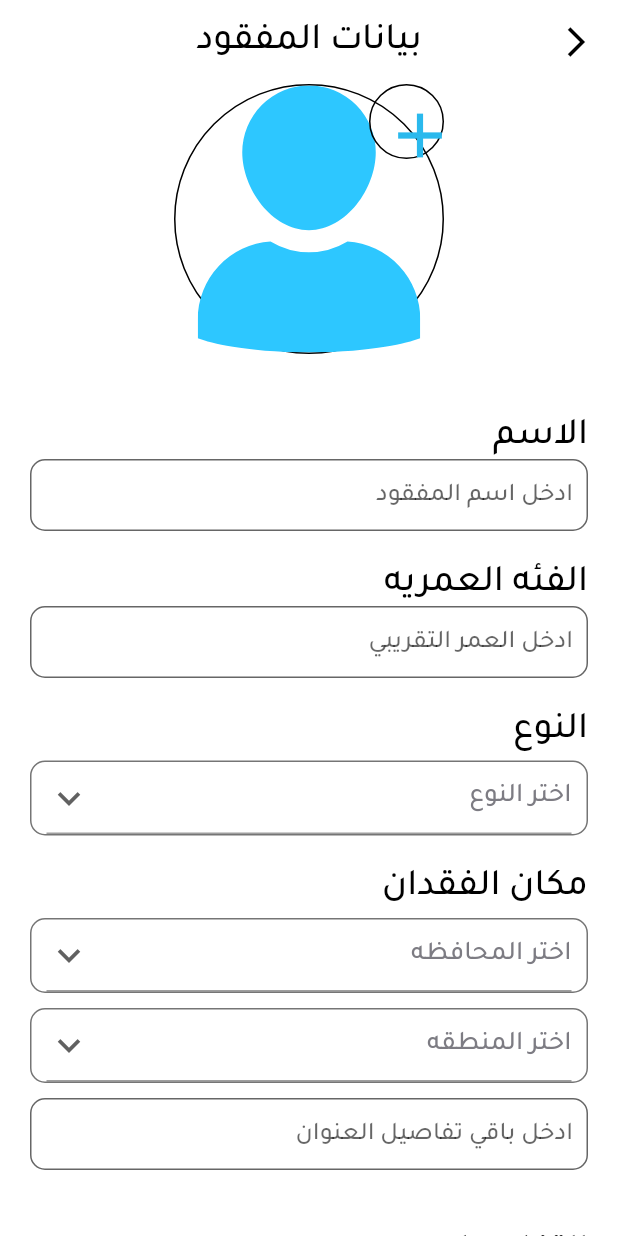
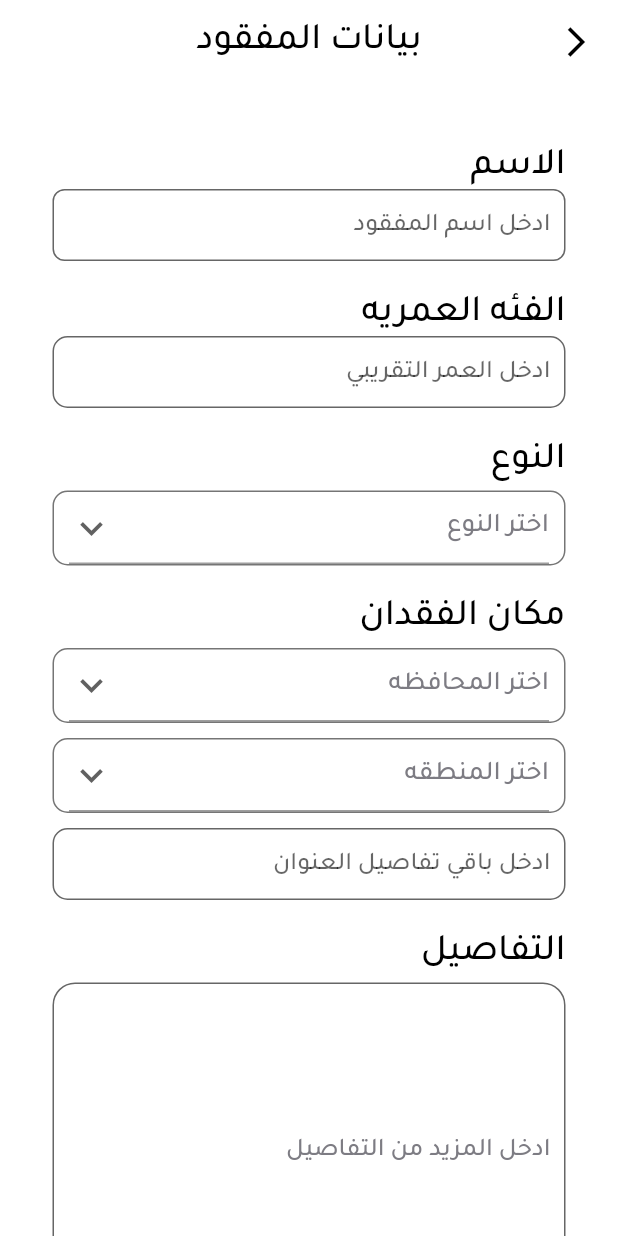
Before and after one commit to Mostafa-Osman/lost_app, a Flutter app: the LostPersonDataScreen screen opened directly, on a phone screen of 412 x 824 dp. Run offline on Flutter 3.47's test engine with Material 2 defaults, Android fonts, the light colour scheme and no system bars; our stand-ins replace carousel_slider, flutter_bloc, flutter_svg, flutter_switch, hexcolor, lottie and 3 more; missing offline and left inert: countries_utils.

Commit message:
no commit

```diff
--- a/lib/main.dart
+++ b/lib/main.dart
@@ -7,7 +7,9 @@ import 'package:lost_app/modules/processing/processing_page.dart';
 import 'package:lost_app/modules/splash/splash_screen.dart';
 import 'package:lost_app/shared/styles/color.dart';
 import 'modules/login/login_cubit/cubit.dart';
+import 'modules/lost_person_data/ui/lost_person_data.dart';
 import 'modules/post/post.dart';
+import 'modules/posts_found/ui/posts_found.dart';
 
 void main() {
   runApp(MyApp());
@@ -30,7 +32,7 @@ class MyApp extends StatelessWidget {
           supportedLocales: [
             Locale('ar', ''),
           ],
-          home: HomeLayout(),
+          home: LostPersonDataScreen(),
         ));
   }
 }
--- a/lib/modules/lost_person_data/ui/lost_person_data.dart
+++ b/lib/modules/lost_person_data/ui/lost_person_data.dart
@@ -1,7 +1,10 @@
 import 'dart:ui';
 
+import 'package:carousel_slider/carousel_slider.dart';
+import 'package:flutter/cupertino.dart';
 import 'package:flutter/material.dart';
 import 'package:countries_utils/countries_utils.dart';
+import 'package:flutter/rendering.dart';
 import 'package:flutter_svg/svg.dart';
 import 'package:lost_app/shared/components/raised_button_class.dart';
 import 'package:lost_app/shared/components/text_class.dart';
@@ -22,7 +25,9 @@ class _LostPersonDataScreenState extends State<LostPersonDataScreen> {
   var personName = TextEditingController();
 
   var personAge = TextEditingController();
-
+  var moreTitleDetails = TextEditingController();
+  var detailBox = TextEditingController();
+  var photo = [41];
   String? selectedValue;
 
   final List<Country> countries = Countries.all();
@@ -42,62 +47,126 @@ class _LostPersonDataScreenState extends State<LostPersonDataScreen> {
         child: Container(
           color: white,
           width: double.infinity,
+          child: Padding(
+            padding: const EdgeInsets.only(top: 20.0, right: 35, left: 35),
             child: Column(
+              crossAxisAlignment: CrossAxisAlignment.start,
               children: [
-                Stack(
-                    children: [
-                  Container(
+                //set name, age, country,...
+                buildForm(),
+                SizedBox(height: 20),
+                //add more photo
+                Padding(
+                  padding: const EdgeInsets.only(top: 20.0, bottom: 20),
+                  child: TextClass(
+                    textAlign: TextAlign.start,
+                    text: 'اضافه صوره او اكثر',
+                    fontSize: 25,
+                  ),
+                ),
+                // add picture
+                Align(
+                  alignment: Alignment.center,
+                  child: Container(
+                    height: 180,
+                    child: ListView.builder(
+                      scrollDirection: Axis.horizontal,
+                      itemCount: 5,
+                      itemBuilder: (context, index) {
+                        return index == 0
+                            ? Padding(
+                            padding: const EdgeInsets.only(left: 10.0),
+                            child: addPicture('assets/images/osman.jpg'))
+                            : Padding(
+                          padding: const EdgeInsets.only(left: 10.0),
+                          child: ClipOval(
+                            child: Image.asset(
+                              'assets/images/IMG20201116145812.jpg',
                               height: 180,
                               width: 180,
+                              fit: BoxFit.cover,
+                              //color: Colors.white,
+                            ),
+                          ),
+                        );
+                      },
+                    ),
+                  ),
+                  //addPicture('assets/images/osman.jpg'),
+                ),
+                Padding(
+                  padding: const EdgeInsets.only(top: 30, bottom: 30),
+                  child: RaisedButtonClass(
+                      onPressed: () {
+                        if (_formKey.currentState!.validate()) print('ok');
+                      },
+                      text: "نشر",
+                      textColor: white),
+                ),
+              ],
+            ),
+          ),
+        ),
+      ),
+    );
+  }
+
+  addPicture(imageUrl) {
+    return Stack(alignment: Alignment.bottomRight, children: [
+      Container(
         decoration: BoxDecoration(
           border: Border.all(
             color: black,
-                        width: 1,
+            width: 1.3,
           ),
           shape: BoxShape.circle,
         ),
-                    child: SvgPicture.asset('assets/images/person.svg'),
-
+        child: ClipOval(
+          child: Image.asset(
+            imageUrl,
+            height: 180,
+            width: 180,
+            fit: BoxFit.cover,
+            //color: Colors.white,
+          ),
+        ),
       ),
       Container(
-                          height:50,
+        child: Container(
+          height: 50,
           width: 50,
-                          decoration: BoxDecoration(
-                            border: Border.all(
-                              color: black,
-                              width: 1,
+          child: InkWell(
+            child: SvgPicture.asset('assets/icons/add_icon.svg'),
+            onTap: () {
+              print('picture pressed');
+            },
           ),
-                            shape: BoxShape.circle,
         ),
-                          child: IconButton(
-                          onPressed: () {},
-                          icon: Icon(Icons.add, size: 50,color: mainColor)),
+      ),
+    ]);
+  }
 
-                      ),
-                ]),
-
-              Padding(
-                padding: const EdgeInsets.only(top: 20.0, right: 20, left: 20),
-                child: Form(
+   buildForm() {
+    return Form(
       key: _formKey,
       child: Column(
         crossAxisAlignment: CrossAxisAlignment.start,
         children: [
+          //name
           Padding(
             padding: const EdgeInsets.only(top: 20.0),
             child: TextClass(
-                            text: 'الاسم',
-                            fontSize: 25,
-                            textAlign: TextAlign.start),
+                text: 'الاسم', fontSize: 25, textAlign: TextAlign.start),
           ),
           TextFormFieldClass(
-                        roundedRectangleBorder: 10,
+            roundedRectangleBorder: 8,
             controller: personName,
             textHint: 'ادخل اسم المفقود',
             textColor: lightGrey,
             validator: (value) =>
                 value!.isEmpty ? 'من فضلك ادخل اسم المفقود' : null,
           ),
+          //age
           Padding(
             padding: const EdgeInsets.only(top: 20.0),
             child: TextClass(
@@ -107,27 +176,22 @@ class _LostPersonDataScreenState extends State<LostPersonDataScreen> {
           ),
           TextFormFieldClass(
             roundedRectangleBorder: 10,
-                        controller: personName,
+            controller: personAge,
             textHint: 'ادخل العمر التقريبي',
             textColor: lightGrey,
-                        validator: (value) => value!.isEmpty
-                            ? 'من فضلك ادخل العمر التقريبي'
-                            : null,
+            validator: (value) =>
+                value!.isEmpty ? 'من فضلك ادخل العمر التقريبي' : null,
           ),
           Padding(
             padding: const EdgeInsets.only(top: 20.0, bottom: 5),
             child: TextClass(
-                            text: 'النوع',
-                            fontSize: 25,
-                            textAlign: TextAlign.start),
+                text: 'النوع', fontSize: 25, textAlign: TextAlign.start),
           ),
           //dropdownButton for Gender
           dropdownButton(
             key: _genderKey,
-                        hintText:
-                            TextClass(text: 'اختر النوع', textColor: lightGrey),
-                        validator: (value) =>
-                            value == null ? "من فضلك اختر النوع" : null,
+            hintText: TextClass(text: 'اختر النوع', textColor: lightGrey),
+            validator: (value) => value == null ? "من فضلك اختر النوع" : null,
             items: ['ذكر', 'انثي', 'اخري']
                 .map((label) => DropdownMenuItem(
                       child: TextClass(text: label.toString()),
@@ -135,18 +199,16 @@ class _LostPersonDataScreenState extends State<LostPersonDataScreen> {
                     ))
                 .toList(),
           ),
+          //location
           Padding(
             padding: const EdgeInsets.only(top: 20.0, bottom: 5),
             child: TextClass(
-                            text: 'مكان الفقدان',
-                            fontSize: 25,
-                            textAlign: TextAlign.start),
+                text: 'مكان الفقدان', fontSize: 25, textAlign: TextAlign.start),
           ),
           //dropdownButton for City
           dropdownButton(
             key: _citiesKey,
-                        hintText: TextClass(
-                            text: 'اختر المحافظه', textColor: lightGrey),
+            hintText: TextClass(text: 'اختر المحافظه', textColor: lightGrey),
             validator: (value) =>
                 value == null ? "من فضلك اختر المحافظه" : null,
             items: ['القاهره', 'الجيزه', 'اخري']
@@ -157,13 +219,11 @@ class _LostPersonDataScreenState extends State<LostPersonDataScreen> {
                 .toList(),
           ),
           SizedBox(height: 10),
-
+          //location details
           dropdownButton(
             key: _key,
-                        hintText: TextClass(
-                            text: 'اختر المنطقه', textColor: lightGrey),
-                        validator: (value) =>
-                            value == null ? "من فضلك اختر المنطقه" : null,
+            hintText: TextClass(text: 'اختر المنطقه', textColor: lightGrey),
+            validator: (value) => value == null ? "من فضلك اختر المنطقه" : null,
             items: ['حلوان', 'دار السلام', 'اخري']
                 .map((label) => DropdownMenuItem(
                       child: TextClass(text: label.toString()),
@@ -172,13 +232,13 @@ class _LostPersonDataScreenState extends State<LostPersonDataScreen> {
                 .toList(),
           ),
           SizedBox(height: 10),
+          // more title details
           TextFormFieldClass(
             roundedRectangleBorder: 10,
-                        controller: personName,
+            controller: moreTitleDetails,
             textHint: 'ادخل باقي تفاصيل العنوان',
             textColor: lightGrey,
           ),
-                      SizedBox(height: 20),
           Padding(
             padding: const EdgeInsets.only(top: 20.0, bottom: 5),
             child: TextClass(
@@ -189,63 +249,12 @@ class _LostPersonDataScreenState extends State<LostPersonDataScreen> {
           TextFormFieldClass(
             hintStyle: TextStyle(height: 10, color: lightGrey),
             textHint: 'ادخل المزيد من التفاصيل',
-                        controller: personName,
-                      ),
-                      SizedBox(height: 20),
-                      RaisedButtonClass(
-                          onPressed: () {
-                            // if (_formKey.currentState!.validate())
-                              // buildShowDialog(context);
-                          },
-                          text: "نشر",
-                          textColor: white),
-                    ],
-                  ),
-                ),
+            controller: detailBox,
           ),
         ],
       ),
-        ),
-      ),
     );
   }
-
-  // Future<dynamic> buildShowDialog(BuildContext context) {
-  //   return showDialog(
-  //     context: context,
-  //     builder: (BuildContext context) => AlertDialogClass(
-  //       height: 260.0,
-  //       widget: Padding(
-  //         padding: const EdgeInsets.all(20.0),
-  //         child: TextClass(
-  //           text: 'سنقوم بحفظ البيانات المدخله في قاعده البيانات وانشاء منشور',fontSize: 20,
-  //         ),
-  //       ),
-  //
-  //       bottomWidget: Row(
-  //           children: [
-  //             Expanded(
-  //                 child: TextButton(
-  //               onPressed: () {},
-  //               child: TextClass(
-  //                 text: 'تعديل البيانات',
-  //                 textColor: lightGrey,
-  //               ),
-  //             )),
-  //             Expanded(
-  //                 child: TextButton(
-  //               onPressed: () {},
-  //               child: TextClass(
-  //                 text: 'نشر',
-  //                 textColor: mainColor,
-  //               ),
-  //             ))
-  //           ],
-  //         ),
-  //       ),
-  //
-  //   );
-  // }
 
   dropdownButton(
       {required key, required hintText, required validator, required items}) {
--- a/lib/shared/components/PostCard.dart
+++ b/lib/shared/components/PostCard.dart
@@ -34,7 +34,7 @@ class PostCard extends StatelessWidget {
                     ),
                   ),
                   splashColor: grey,
-                  child:Padding(
+                  child: Padding(
                     padding: const EdgeInsets.all(15.0),
                     child: Column(
                       children: [
@@ -43,7 +43,7 @@ class PostCard extends StatelessWidget {
                             ClipOval(
                               child: Image.asset(
                                 'assets/images/IMG20201116145812.jpg',
-                                width: size.width >= 500? 40 :size.width/10,
+                                width: size.width >= 500 ? 40 : size.width / 10,
                                 fit: BoxFit.cover,
                               ),
                             ),
@@ -52,7 +52,8 @@ class PostCard extends StatelessWidget {
                               padding: const EdgeInsets.only(top: 10.0),
                               child: TextClass(
                                 text: 'منصور طارق منصور',
-                                fontSize: size.width >= 500? 20 : size.width/20,
+                                fontSize:
+                                    size.width >= 500 ? 20 : size.width / 20,
                                 overflow: TextOverflow.ellipsis,
                               ),
                             ),
@@ -61,7 +62,7 @@ class PostCard extends StatelessWidget {
                               onPressed: () {},
                               icon: Icon(
                                 Icons.more_vert,
-                                size: size.width >= 500? 30 : size.width/18,
+                                size: size.width >= 500 ? 30 : size.width / 18,
                               ),
                             ),
                           ],
@@ -91,8 +92,10 @@ class PostCard extends StatelessWidget {
                                     fit: BoxFit.fitWidth,
                                     child: Container(
                                       child: Column(
-                                        mainAxisAlignment: MainAxisAlignment.start,
-                                        crossAxisAlignment: CrossAxisAlignment.start,
+                                        mainAxisAlignment:
+                                            MainAxisAlignment.start,
+                                        crossAxisAlignment:
+                                            CrossAxisAlignment.start,
                                         children: [
                                           TextClass(
                                             text: 'الاسم : مصطفى عثمان',
@@ -133,7 +136,6 @@ class PostCard extends StatelessWidget {
                                       ),
                                     ),
                                   )
-
                                 ],
                               ),
                             ),
@@ -144,7 +146,8 @@ class PostCard extends StatelessWidget {
                                 height: 120,
                                 child: ClipRRect(
                                   borderRadius: BorderRadius.circular(8.0),
-                                  child: SvgPicture.asset('assets/images/login.svg',
+                                  child: SvgPicture.asset(
+                                    'assets/images/login.svg',
                                     width: MediaQuery.of(context).size.width,
                                   ),
                                 ),
@@ -177,7 +180,8 @@ class PostCard extends StatelessWidget {
                             ),
                           ),
                           child: InkWell(
-                            onTap: () => navigateTo(context, CommentScreen(details: {})),
+                            onTap: () =>
+                                navigateTo(context, CommentScreen(details: {})),
                             splashColor: grey,
                             customBorder: RoundedRectangleBorder(
                               borderRadius: BorderRadius.only(
@@ -194,20 +198,28 @@ class PostCard extends StatelessWidget {
                                     fit: BoxFit.fitWidth,
                                     child: TextClass(
                                       text: 'التعليق',
-                                      fontSize: size.width >= 500? 19 : size.width/18,
+                                      fontSize: size.width >= 500
+                                          ? 19
+                                          : size.width / 18,
                                     ),
                                   ),
                                   SizedBox(
                                     width: 10,
                                   ),
                                   Padding(
-                                    padding: const EdgeInsets.only(bottom: 2.0),
-                                    child: Image.asset(
-                                      'assets/icons/comment_icon.png',
-                                      width: size.width >= 500? 30 : size.width/18,
-                                      //color: Colors.white,
-                                    ),
-                                  ),
+                                      padding:
+                                          const EdgeInsets.only(bottom: 2.0),
+                                      child: SvgPicture.asset(
+                                          'assets/icons/comment_icon.svg',
+                                          width: size.width >= 500
+                                              ? 30
+                                              : size.width / 18)
+                                      // Image.asset(
+                                      //   'assets/icons/comment_icon.png',
+                                      //   width: size.width >= 500? 30 : size.width/18,
+                                      //   //color: Colors.white,
+                                      // ),
+                                      ),
                                 ],
                               ),
                             ),
@@ -242,17 +254,27 @@ class PostCard extends StatelessWidget {
                                 children: [
                                   TextClass(
                                     text: 'مشاركه',
-                                    fontSize: size.width >= 500? 19 : size.width/18,
+                                    fontSize: size.width >= 500
+                                        ? 19
+                                        : size.width / 18,
                                   ),
                                   SizedBox(
                                     width: 10,
                                   ),
                                   Padding(
                                     padding: const EdgeInsets.only(bottom: 2.0),
-                                    child: Image.asset(
-                                      'assets/icons/share_icon.png',
-                                      width: size.width >= 500? 34 : size.width/18,
-                                    ),
+                                    child:SvgPicture.asset(
+                                      'assets/icons/share_icon.svg',
+                                        width: size.width >= 500
+                                            ? 34
+                                            : size.width / 18,
+                                            ),
+                                    // Image.asset(
+                                    //   'assets/icons/share_icon.png',
+                                    //   width: size.width >= 500
+                                    //       ? 34
+                                    //       : size.width / 18,
+                                    // ),
                                   ),
                                 ],
                               ),
--- a/pubspec.yaml
+++ b/pubspec.yaml
@@ -35,6 +35,8 @@ dependencies:
   lottie: ^1.2.1
   flutter_svg: ^0.22.0
   flutter_bloc:
+  carousel_slider: ^4.0.0
+
 
 
 
```
Also changed, not shown: assets/icons/add_icon.svg (added), pubspec.lock. Lines whose indentation alone changed are shown as unchanged.
